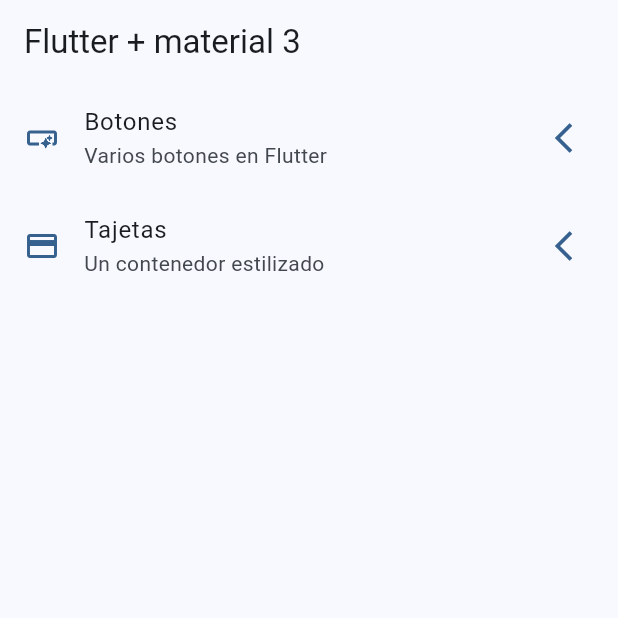
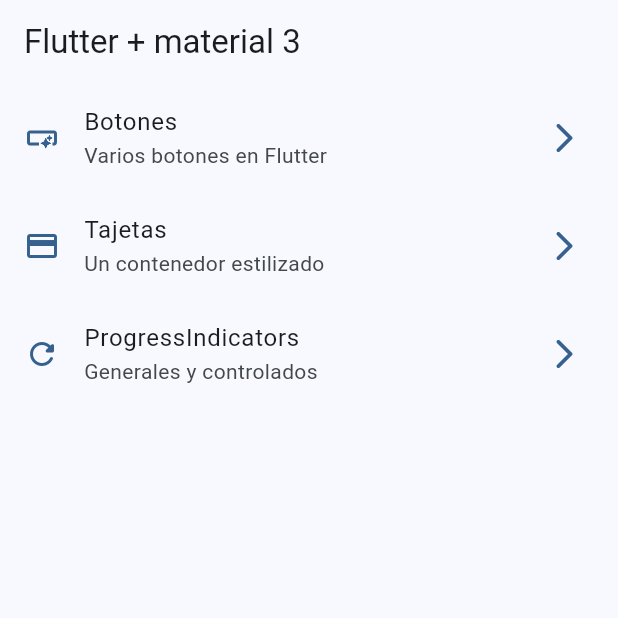
Before and after one commit to Freddy009L/widgets_app, a Flutter app: the screen it shows after launch, on a phone screen of 412 x 824 dp, the top half of it. Run offline on Flutter 3.47's test engine with Material 3 defaults, Android fonts, the phone set to English and light mode, and no system bars; our stand-ins replace go_router.

Commit message:
porgres indicator

```diff
--- a/lib/config/menu/menu_iitems.dart
+++ b/lib/config/menu/menu_iitems.dart
@@ -30,4 +30,11 @@ const appMeniItems = <MenuIitems>[
   link: '/card',
   icon: Icons.credit_card
 ),
+
+ MenuIitems(
+  title: 'ProgressIndicators',
+  subTitle: 'Generales y controlados',
+  link: '/porgrees',
+  icon: Icons.refresh_rounded
+),
 ];
--- a/lib/config/router/app_router.dart
+++ b/lib/config/router/app_router.dart
@@ -20,5 +20,10 @@ final appRouter = GoRouter(
       name: CardsScreen.name,
       builder: (context, state) => CardsScreen(),
       ),
+        GoRoute(
+      path: '/porgrees',
+      name: ProgreesSreens.name,
+      builder: (context, state) => ProgreesSreens(),
+      ),
   ],
 );
--- a/lib/presentation/animated/animated_screens.dart
+++ b/lib/presentation/animated/animated_screens.dart
@@ -1,5 +1,5 @@
 import 'package:flutter/material.dart';
-import 'package:flutter_test/flutter_test.dart';
+
 
 class AnimatedScreens extends StatelessWidget {
 
--- a/lib/presentation/animated/app_tutorial_screens.dart
+++ b/lib/presentation/animated/app_tutorial_screens.dart
@@ -1,5 +1,5 @@
 import 'package:flutter/material.dart';
-import 'package:flutter_test/flutter_test.dart';
+
 
 class AppTutorialScreens extends StatelessWidget {
 
--- a/lib/presentation/animated/infinite_scroll/infinite_scroll_screens.dart
+++ b/lib/presentation/animated/infinite_scroll/infinite_scroll_screens.dart
@@ -1,5 +1,4 @@
 import 'package:flutter/material.dart';
-import 'package:flutter_test/flutter_test.dart';
 
 class InfinitScrollScreens extends StatelessWidget {
 
--- a/lib/presentation/screens/home/home_screen.dart
+++ b/lib/presentation/screens/home/home_screen.dart
@@ -1,8 +1,7 @@
 import 'package:flutter/material.dart';
 import 'package:go_router/go_router.dart';
 import 'package:widgets_app/config/menu/menu_iitems.dart';
-import 'package:widgets_app/presentation/screens/buttons_screen.dart';
-import 'package:widgets_app/theme/app_theme.dart';
+
 
 class HomeScreen extends StatelessWidget {
 
@@ -53,7 +52,7 @@ class _CustomListTitle extends StatelessWidget {
 
     return ListTile(
       leading: Icon( menuItem.icon, color: colors.primary,),
-      trailing:  Icon(Icons.arrow_back_ios_outlined, color: colors.primary,),
+      trailing:  Icon(Icons.arrow_forward_ios_rounded, color: colors.primary,),
     title: Text(menuItem.title),
     subtitle: Text(menuItem.subTitle),
     onTap: () {
--- a/lib/presentation/screens/snackbar/snackbar_screens.dart
+++ b/lib/presentation/screens/snackbar/snackbar_screens.dart
@@ -1,5 +1,5 @@
 import 'package:flutter/material.dart';
-import 'package:flutter_test/flutter_test.dart';
+
 
 class SnackbarScreens extends StatelessWidget {
 
--- a/lib/presentation/screens/ui_control/ui_control_screens.dart
+++ b/lib/presentation/screens/ui_control/ui_control_screens.dart
@@ -1,5 +1,5 @@
 import 'package:flutter/material.dart';
-import 'package:flutter_test/flutter_test.dart';
+
 
 class UiControlScreens extends StatelessWidget {
 
```
Also changed, not shown: lib/presentation/screens/cards/cards_screen.dart (+0 -11 lines), lib/theme/progress/porgrees_screen.dart (+63 -2 lines).
